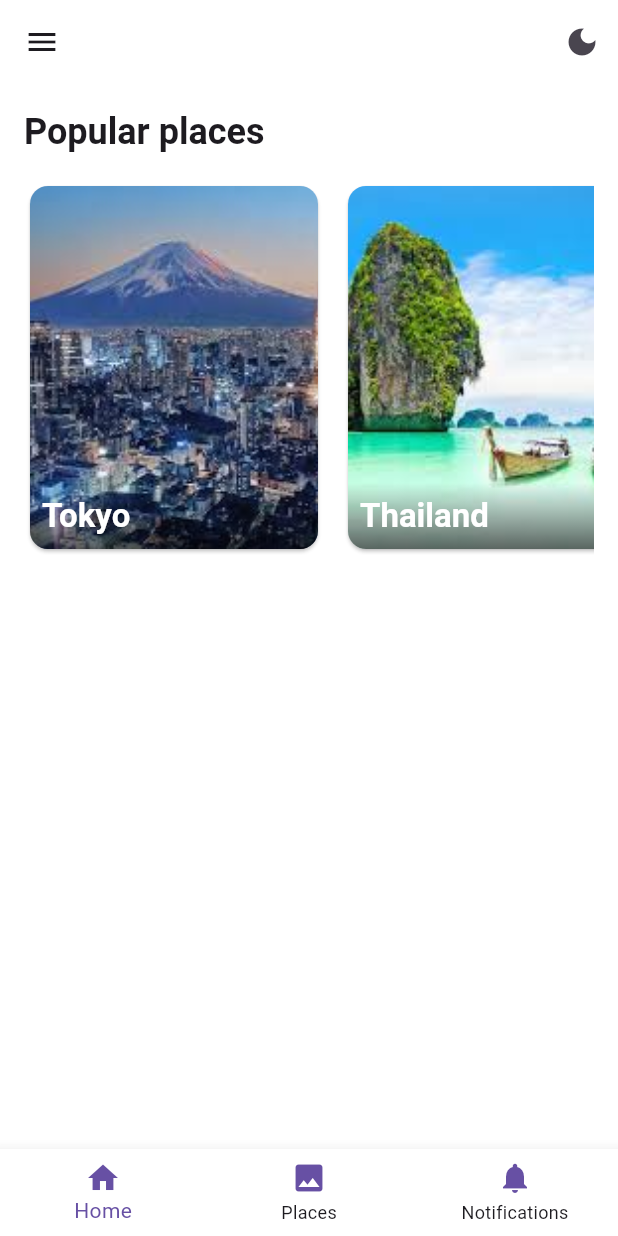
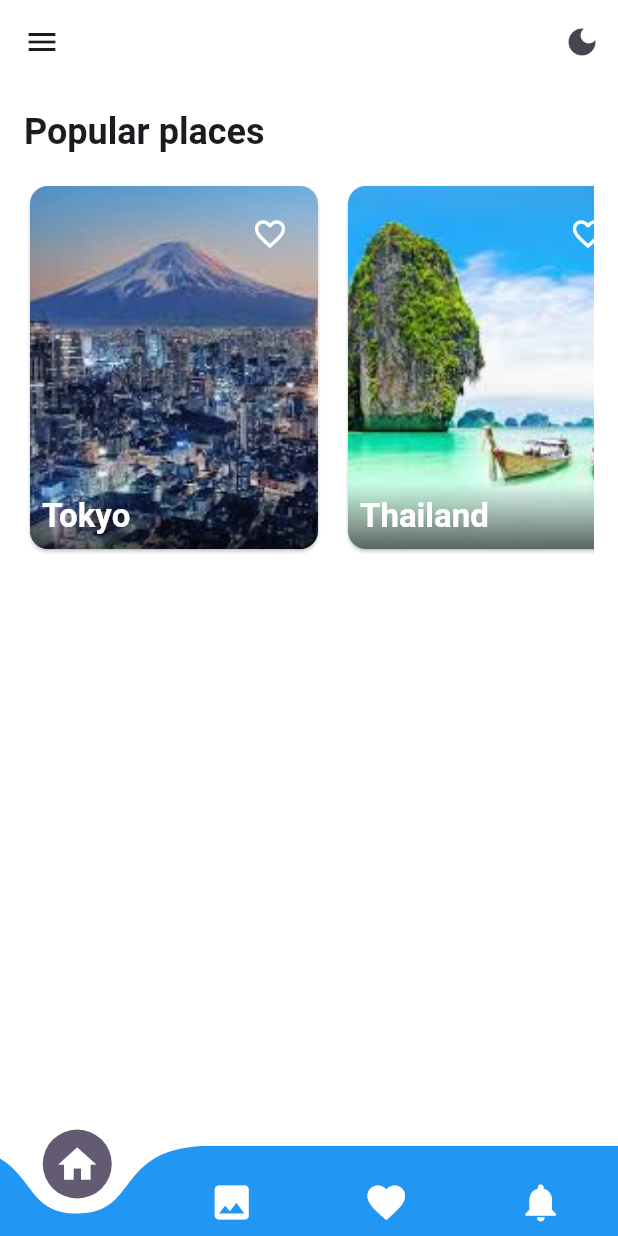
Before and after one commit to kimo-1130/Flutter-App, a Flutter app: the HomeScreen screen opened by its route, on a phone screen of 412 x 824 dp. Run offline on Flutter 3.47's test engine with Material 3 defaults, Android fonts, the phone set to English and light mode, and no system bars; drawn by our look-alikes of curved_navigation_bar.

Commit message:
edit the navigation bar and add the favorites toggle and page

```diff
--- a/lib/screens/home_screen.dart
+++ b/lib/screens/home_screen.dart
@@ -1,13 +1,13 @@
 import 'package:flutter/material.dart';
 
 class HomeScreen extends StatefulWidget {
-  final VoidCallback toggleTheme;
-  final bool isDarkMode;
+  final Function(Map<String, String>) toggleFavorite;
+  final List<Map<String, String>> favorites;
 
   const HomeScreen({
     Key? key,
-    required this.toggleTheme,
-    required this.isDarkMode,
+    required this.toggleFavorite,
+    required this.favorites,
   }) : super(key: key);
 
   @override
@@ -15,7 +15,9 @@ class HomeScreen extends StatefulWidget {
 }
 
 class _HomeScreenState extends State<HomeScreen> {
-  int _selectedIndex = 0;
+  @override
+  Widget build(BuildContext context) {
+    final theme = Theme.of(context);
     final List<Map<String, String>> destinations = [
       {'title': 'Tokyo', 'image': 'assets/images/tokyo.jpg'},
       {'title': 'Thailand', 'image': 'assets/images/thailand.jpg'},
@@ -24,68 +26,7 @@ class _HomeScreenState extends State<HomeScreen> {
       {'title': 'India', 'image': 'assets/images/india.jpg'},
     ];
 
-  void _onItemTapped(int index) {
-    if (index == 1) {
-      Navigator.pushNamed(context, '/gallery');
-    } else if (index == 2) {
-      Navigator.pushNamed(context, '/notifications');
-    }
-  }
-
-  @override
-  Widget build(BuildContext context) {
-    final theme = Theme.of(context);
-    final isDarkMode = widget.isDarkMode;
-
-    return Scaffold(
-      appBar: AppBar(
-        backgroundColor: theme.scaffoldBackgroundColor,
-        elevation: 0,
-        actions: [
-          IconButton(
-            icon: Icon(isDarkMode ? Icons.light_mode : Icons.dark_mode),
-            onPressed: widget.toggleTheme,
-          ),
-        ],
-      ),
-      drawer: Drawer(
-        child: ListView(
-          children: [
-            DrawerHeader(
-              decoration: BoxDecoration(
-                color: theme.colorScheme.primary,
-              ),
-              child: Text(
-                "Menu",
-                style: theme.textTheme.headlineMedium?.copyWith(
-                  color: Colors.white,
-                ),
-              ),
-            ),
-            ListTile(
-              leading: Icon(Icons.settings, color: theme.colorScheme.primary),
-              title: Text(
-                "Settings",
-                style: theme.textTheme.bodyLarge,
-              ),
-              onTap: () {
-                Navigator.pushNamed(context, '/settings');
-              },
-            ),
-            ListTile(
-              leading: Icon(Icons.person, color: theme.colorScheme.primary),
-              title: Text(
-                "Account Settings",
-                style: theme.textTheme.bodyLarge,
-              ),
-              onTap: () {
-                Navigator.pushNamed(context, '/accountSettings');
-              },
-            ),
-          ],
-        ),
-      ),
-      body: Padding(
+    return Padding(
       padding: const EdgeInsets.all(16.0),
       child: Column(
         crossAxisAlignment: CrossAxisAlignment.start,
@@ -113,33 +54,16 @@ class _HomeScreenState extends State<HomeScreen> {
           ),
         ],
       ),
-      ),
-      bottomNavigationBar: BottomNavigationBar(
-        items: [
-          BottomNavigationBarItem(
-            icon: Icon(Icons.home, color: theme.colorScheme.primary),
-            label: "Home",
-          ),
-          BottomNavigationBarItem(
-            icon: Icon(Icons.image, color: theme.colorScheme.primary),
-            label: "Places",
-          ),
-          BottomNavigationBarItem(
-            icon: Icon(Icons.notifications, color: theme.colorScheme.primary),
-            label: "Notifications",
-          ),
-        ],
-        currentIndex: _selectedIndex,
-        selectedItemColor: theme.colorScheme.primary,
-        unselectedItemColor: theme.colorScheme.onSurface,
-        backgroundColor: theme.scaffoldBackgroundColor,
-        onTap: _onItemTapped,
-      ),
     );
   }
 
   Widget _buildDestinationCard(
       ThemeData theme, String title, String imagePath) {
+    final destination = {'title': title, 'image': imagePath};
+    final isFavorite = widget.favorites.any((fav) =>
+        fav['title'] == destination['title'] &&
+        fav['image'] == destination['image']);
+
     return Container(
       width: 200,
       margin: const EdgeInsets.only(right: 12),
@@ -152,6 +76,21 @@ class _HomeScreenState extends State<HomeScreen> {
               child: Image.asset(
                 imagePath,
                 fit: BoxFit.cover,
+              ),
+            ),
+            Positioned(
+              top: 8,
+              right: 8,
+              child: IconButton(
+                icon: Icon(
+                  isFavorite ? Icons.favorite : Icons.favorite_border,
+                  color: isFavorite ? Colors.red : Colors.white,
+                ),
+                onPressed: () {
+                  setState(() {
+                    widget.toggleFavorite(destination);
+                  });
+                },
               ),
             ),
             Positioned(
--- a/pubspec.yaml
+++ b/pubspec.yaml
@@ -18,6 +18,7 @@ dependencies:
   cupertino_icons: ^1.0.2
   http: ^0.13.5 # تم تحديثه إلى إصدار أحدث
   google_mobile_ads: ^2.0.0
+  curved_navigation_bar: ^1.0.3
 
 # الحزم المستخدمة أثناء التطوير
 dev_dependencies:
```
Also changed, not shown: lib/main.dart (+95 -11 lines), lib/screens/favorites_screen.dart (added, +83 -0 lines), lib/screens/settings_screen.dart (+4 -10 lines), pubspec.lock. Lines whose indentation alone changed are shown as unchanged.
